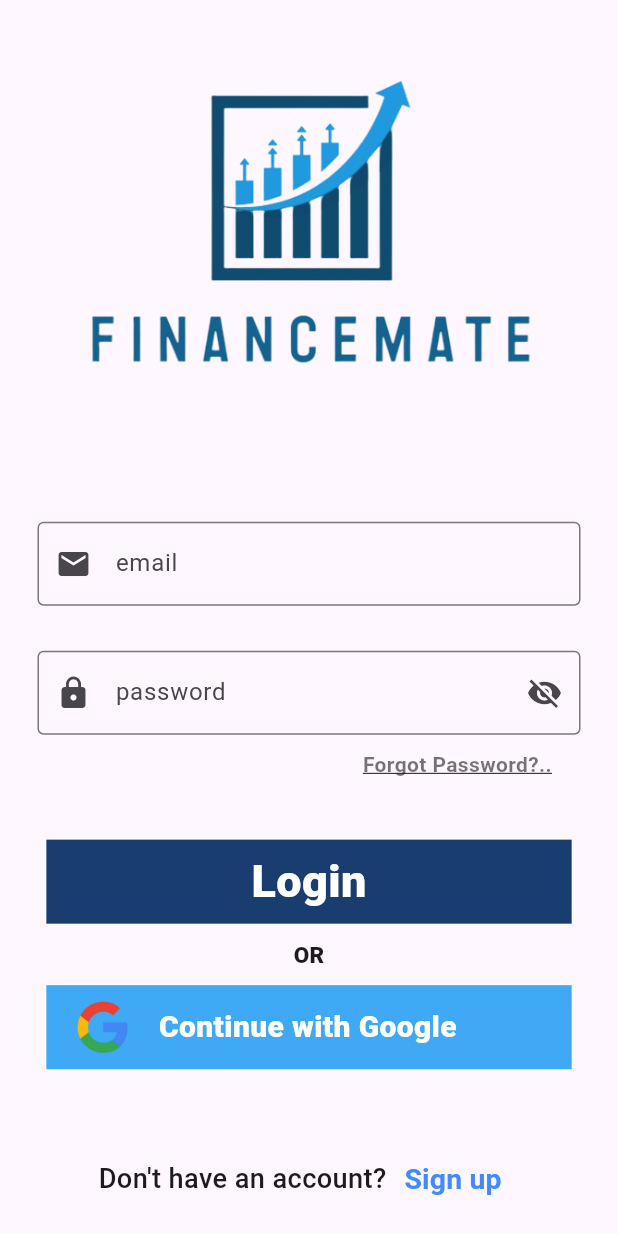
After one commit to Rijan77/FinanceMate, a Flutter app: the screen it shows after launch, after a tap on "Get Started", on a phone screen of 412 x 824 dp. The commit adds this screen. Run offline on Flutter 3.47's test engine with Material 3 defaults, Android fonts, the phone set to English and light mode, and no system bars.

Commit message:
Login page develop

```diff
--- /dev/null
+++ b/lib/pages/LoginPage.dart
@@ -0,0 +1,137 @@
+import 'package:flutter/material.dart';
+
+class Loginpage extends StatefulWidget {
+  const Loginpage({super.key});
+
+  @override
+  State<Loginpage> createState() => _LoginpageState();
+}
+
+class _LoginpageState extends State<Loginpage> {
+  bool _isPasswordVisible = false;
+  @override
+  Widget build(BuildContext context) {
+    final screenHeight = MediaQuery.of(context).size.height;
+    final screenWidth = MediaQuery.of(context).size.width;
+    return Scaffold(
+      body: SingleChildScrollView(
+        child: Column(
+          mainAxisAlignment: MainAxisAlignment.start,
+          children: [
+            Padding(
+              padding: const EdgeInsets.only(top: 50),
+              child: Center(
+                child: Image.asset("lib/assets/Logo_2.png",
+                height: screenHeight*0.24,),
+              ),
+            ),
+            SizedBox(height: 100,),
+            Padding(
+              padding: const EdgeInsets.symmetric(horizontal: 25.0),
+              child: TextField(
+                decoration: InputDecoration(
+                  labelText: "email",
+                  prefixIcon: Icon(Icons.email),
+                  border: OutlineInputBorder(
+                  )
+                ),
+              ),
+            ),
+
+            SizedBox(height: 30,),
+
+            Padding(
+              padding: const EdgeInsets.symmetric(horizontal: 25.0),
+              child: TextField(
+                obscureText: !_isPasswordVisible,
+                obscuringCharacter: "*",
+                decoration: InputDecoration(
+                  labelText: "password",
+                  prefixIcon: Icon(Icons.lock),
+                  suffixIcon: IconButton(onPressed: (){
+                    setState(() {
+                      _isPasswordVisible = !_isPasswordVisible;
+                    });
+                  }, icon: Icon(
+                    _isPasswordVisible ? Icons.visibility: Icons.visibility_off,
+                  )),
+                  border: OutlineInputBorder(
+                  )
+                ),
+              ),
+            ),
+            SizedBox(height: 10,),
+            Padding(
+              padding:  EdgeInsets.only(left:screenHeight*0.24),
+              child: Text("Forgot Password?..",
+              style: TextStyle(
+                decoration: TextDecoration.underline,
+                fontSize: 14,
+                fontWeight: FontWeight.w600,
+                color: Colors.black54
+              ),
+              ),
+            ),
+            SizedBox(height: 40,),
+
+            Container(
+              height: screenHeight*0.068,
+              width: screenWidth*0.85,
+              color: Color(0xff1A3D6F),
+
+              child: Center(
+                child: Text("Login", style: TextStyle(
+                  color: Colors.white,
+                  fontSize: 30,
+                  fontWeight: FontWeight.w800
+                ),),
+              ),
+            ),
+            SizedBox(height: 10,),
+            Text("OR", style: TextStyle(
+              fontWeight: FontWeight.w800,
+              fontSize: 15
+            ),),
+            SizedBox(height: 10,),
+            Container(
+              height: screenHeight*0.068,
+              width: screenWidth*0.85,
+              color: Color(0xff3FA9F5),
+
+              child: Row(
+                mainAxisAlignment: MainAxisAlignment.start,
+                  children: [Padding(
+                    padding: const EdgeInsets.only(left: 20),
+                    child: Image.asset("lib/assets/google.png", height: 35, width: 35,),
+                  ),
+                    Padding(
+                      padding: const EdgeInsets.only(left: 20),
+                      child: Text("Continue with Google", style: TextStyle(
+                          color: Colors.white,
+                          fontSize: 20,
+                          fontWeight: FontWeight.w800
+                      ),),
+                    )
+                  ],
+              ),
+            ),
+            SizedBox(height: screenHeight*0.06,),
+            Row(
+              mainAxisAlignment: MainAxisAlignment.center,
+              children: [
+                Text('Don\'t have an account?', style: TextStyle(
+                  fontSize: screenHeight * 0.022,
+                  fontWeight: FontWeight.w500
+                ),),
+                TextButton(onPressed: (){}, child: Text("Sign up",
+                    style: TextStyle(color: Colors.blueAccent, fontSize: screenHeight*0.023, fontWeight: FontWeight.w600)))
+              ],
+            )
+
+
+          ],
+        ),
+      ),
+    );
+  }
+}
--- a/lib/pages/Onboarding Screen.dart
+++ b/lib/pages/Onboarding Screen.dart
@@ -1,3 +1,4 @@
+import 'package:finance_mate/pages/LoginPage.dart';
 import 'package:flutter/material.dart';
 
 class OnboardingPage extends StatelessWidget {
@@ -39,9 +40,15 @@
           ),
           SizedBox(height: 80,),
 
-          Container(
+          GestureDetector(
+            onTap: (){
+              Navigator.push(context, MaterialPageRoute(builder: (context){
+                return Loginpage();
+              }));
+            },
+            child: Container(
               height: MediaQuery.of(context).size.height*0.068,
-            width: MediaQuery.of(context).size.width*0.6,
+              width: MediaQuery.of(context).size.width*0.8,
 
               decoration: BoxDecoration(
                 color: Colors.lightBlue,
@@ -59,6 +66,7 @@
                 ),
               ),
             ),
+          ),
 
 
         ],
```
Also changed, not shown: lib/assets/google.png (added). Lines whose indentation alone changed are shown as unchanged.
